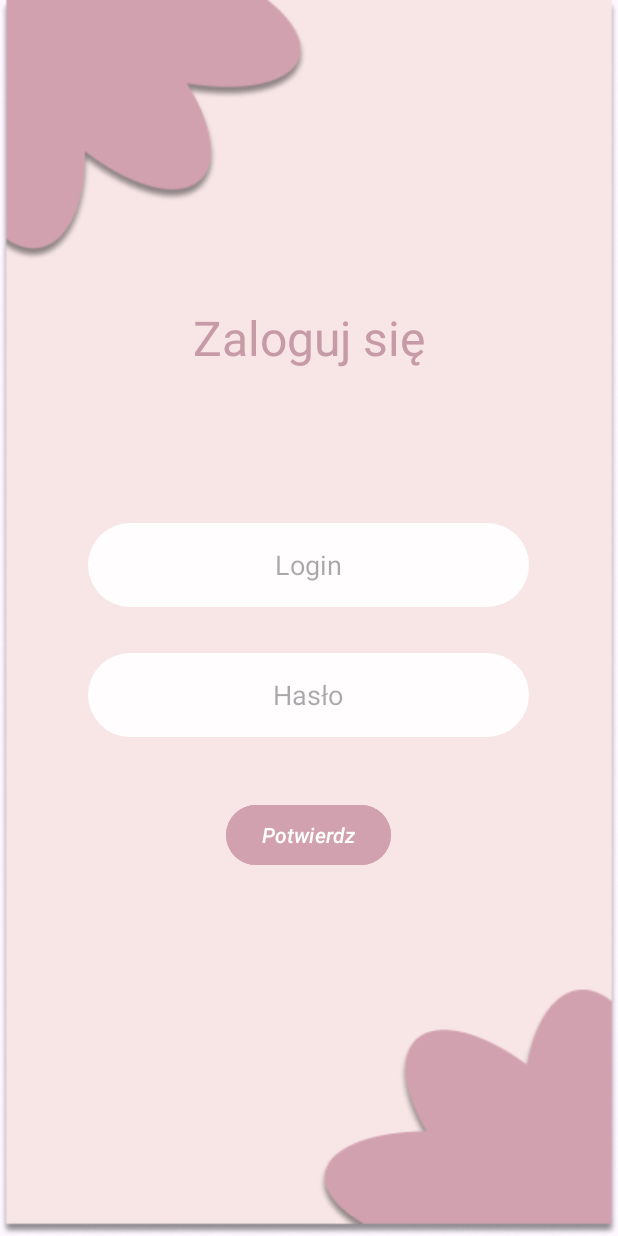
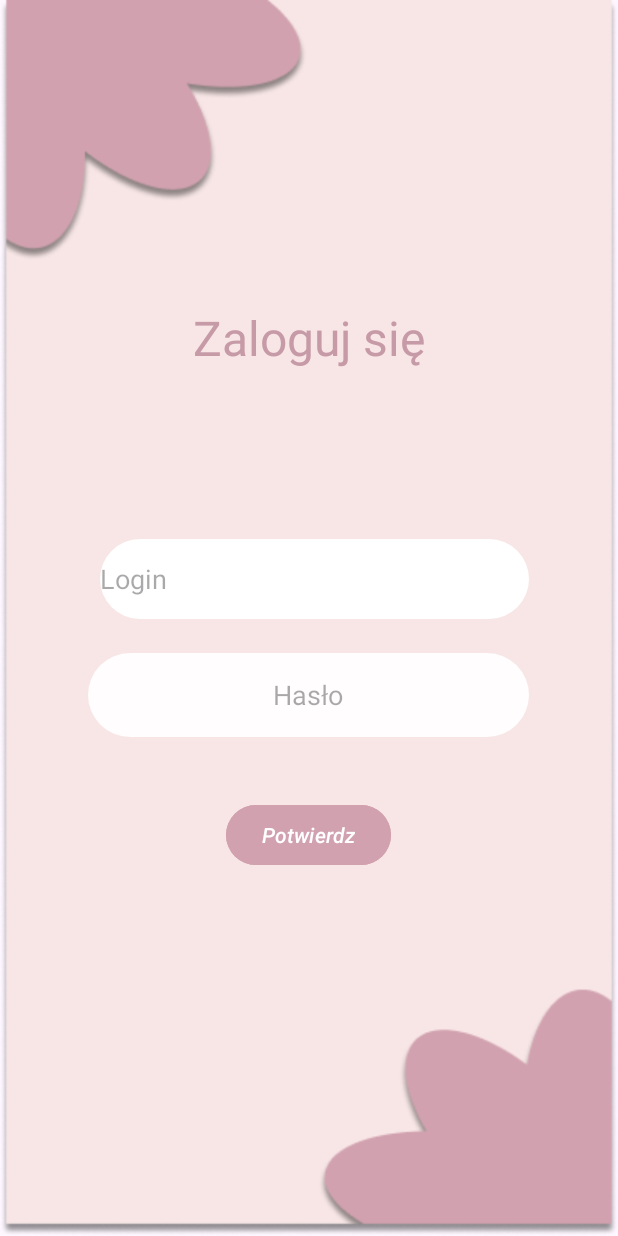
Before and after one commit to AnnCzar/MenstruationMonitorApp, an Android app: the LoginWindowActivity screen opened directly, with no data from a screen before it, on a phone screen of 412 x 824 dp. Run offline under Robolectric (Android 15) with nearby library versions, the phone set to English and light mode, and no system bars.

Commit message:
fixing windows

```diff
--- a/app/src/main/java/com/example/project/CalendarActivity.kt
+++ b/app/src/main/java/com/example/project/CalendarActivity.kt
@@ -9,13 +9,13 @@ import androidx.appcompat.app.AppCompatActivity
 
 class CalendarActivity : AppCompatActivity(){
 
-    private lateinit var daysToEndOfMenstruaction: EditText
+//    private lateinit var daysToEndOfMenstruaction: EditText
     private lateinit var calendar: CalendarView
     override fun onCreate(savedInstanceState: Bundle?) {
         super.onCreate(savedInstanceState)
         setContentView(R.layout.calendar)
 
-        daysToEndOfMenstruaction = findViewById(R.id.daysToEndOfMenstruaction)
+//        daysToEndOfMenstruaction = findViewById(R.id.daysToEndOfMenstruaction)
         calendar = findViewById(R.id.calendarView)
 
         calendar.setOnDateChangeListener {_, year, month, day ->
--- a/app/src/main/java/com/example/project/LoginWindowActivity.kt
+++ b/app/src/main/java/com/example/project/LoginWindowActivity.kt
@@ -8,8 +8,8 @@ import android.widget.Toast
 import androidx.appcompat.app.AppCompatActivity
 
 class LoginWindowActivity : AppCompatActivity(){
-    private lateinit var enterPassword: EditText
-    private lateinit var enterLogin: EditText
+//    private lateinit var enterPassword: EditText
+    private var enterLogin: EditText? = null
     private lateinit var buttonConfirmLogin: Button
 
     override fun onCreate(savedInstanceState: Bundle?) {
@@ -17,8 +17,8 @@ class LoginWindowActivity : AppCompatActivity(){
         setContentView(R.layout.login_window)
 
         // znalezienie elementów
-        enterLogin = findViewById(R.id.enterLogin)
-        enterPassword = findViewById(R.id.enterPassword)
+//        enterLogin = findViewById(R.id.enterLogin)
+//        enterPassword = findViewById(R.id.enterPassword)
         buttonConfirmLogin = findViewById(R.id.buttonConfirmLogin)
 
         // nasłuchiwanie na kliknięcie przycisku - obsługa kliknięica przycisku
@@ -27,7 +27,10 @@ class LoginWindowActivity : AppCompatActivity(){
         }
     }
 
-    private fun openMainWindowPeriodActivity() {
+    public fun openMainWindowPeriodActivity() {
+//        val login = enterLogin.text.toString()
+//        val password = enterPassword.text.toString()
+
         val intent = Intent(this, MainWindowPeriodActivity::class.java)
         startActivity(intent)
     }
--- a/app/src/main/java/com/example/project/MainWindowPregnancyActivity.kt
+++ b/app/src/main/java/com/example/project/MainWindowPregnancyActivity.kt
@@ -8,7 +8,7 @@ import android.widget.EditText
 import androidx.appcompat.app.AppCompatActivity
 
 class MainWindowPregnancyActivity : AppCompatActivity(){
-    private lateinit var daysLeftPregnency: EditText
+//    private lateinit var daysLeftPregnency: EditText
     private lateinit var medicineCheckbox: CheckBox
     private lateinit var toCalendarButtonPeriod: Button
     private lateinit var begginingPeriodButton: Button
@@ -21,7 +21,7 @@ class MainWindowPregnancyActivity : AppCompatActivity(){
         setContentView(R.layout.main_window_period)
 
         // znalezienie elementów
-        daysLeftPregnency = findViewById(R.id.daysLeftPregnancy)
+//        daysLeftPregnency = findViewById(R.id.daysLeftPregnancy)
         medicineCheckbox = findViewById(R.id.medicineCheckbox)
         toCalendarButtonPeriod = findViewById(R.id.toCalendarButtonPeriod)
         begginingPeriodButton = findViewById(R.id.begginingPeriodButton)
--- /dev/null
+++ b/app/src/main/res/drawable/round_shape.xml
@@ -0,0 +1,7 @@
+<?xml version="1.0" encoding="utf-8"?>
+<!-- rounded_edittext_background.xml -->
+<shape xmlns:android="http://schemas.android.com/apk/res/android"
+    android:shape="rectangle">
+    <corners android:radius="30dp" /> <!-- You can adjust the radius as per your preference -->
+    <solid android:color="@color/white" /> <!-- Change the color if needed -->
+</shape>
--- a/app/src/main/res/layout/login_window.xml
+++ b/app/src/main/res/layout/login_window.xml
@@ -15,6 +15,7 @@
         android:text="Zaloguj się"
         android:textAlignment="center"
         android:textColor="#C69AA7"
+
         android:textSize="32sp"
         app:layout_constraintBottom_toBottomOf="parent"
         app:layout_constraintEnd_toEndOf="parent"
@@ -22,21 +23,35 @@
         app:layout_constraintTop_toTopOf="parent"
         app:layout_constraintVertical_bias="0.274" />
 
+<!--    <EditText-->
+<!--        android:id="@+id/enterLogin"-->
+<!--        android:layout_width="286dp"-->
+<!--        android:layout_height="53dp"-->
+<!--        android:background="@color/white"-->
+<!--        android:ems="10"-->
+<!--        android:hint="Login"-->
+<!--        android:inputType="text"-->
+<!--        app:layout_constraintBottom_toBottomOf="parent"-->
+<!--        app:layout_constraintEnd_toEndOf="parent"-->
+<!--        app:layout_constraintHorizontal_bias="0.528"-->
+<!--        app:layout_constraintStart_toStartOf="parent"-->
+<!--        app:layout_constraintTop_toTopOf="parent"-->
+<!--        app:layout_constraintVertical_bias="0.466" />-->
     <EditText
         android:id="@+id/enterLogin"
-        android:layout_width="294dp"
-        android:layout_height="56dp"
-        android:background="@drawable/rounded_edit_text"
+        android:layout_width="286dp"
+        android:layout_height="53dp"
+        android:background="@drawable/round_shape"
         android:ems="10"
         android:hint="Login"
         android:inputType="text"
-        android:textAlignment="center"
         app:layout_constraintBottom_toBottomOf="parent"
         app:layout_constraintEnd_toEndOf="parent"
-        app:layout_constraintHorizontal_bias="0.495"
+        app:layout_constraintHorizontal_bias="0.528"
         app:layout_constraintStart_toStartOf="parent"
         app:layout_constraintTop_toTopOf="parent"
-        app:layout_constraintVertical_bias="0.454" />
+        app:layout_constraintVertical_bias="0.466" />
+
 
     <EditText
         android:id="@+id/enterPassword"
```
Also changed, not shown: app/src/main/AndroidManifest.xml (+25 -24 lines), app/src/main/java/com/example/project/AdditionalInformationActivity.kt (+10 -10 lines), app/src/main/java/com/example/project/DayPeriodActivity.kt (+5 -5 lines), app/src/main/java/com/example/project/DayPregnancyActivity.kt (+7 -5 lines), app/src/main/java/com/example/project/MainWindowPeriodActivity.kt (+55 -15 lines), app/src/main/java/com/example/project/RegisterWindowActivity.kt (+12 -12 lines), app/src/main/res/layout/additional_information.xml (+18 -11 lines).
